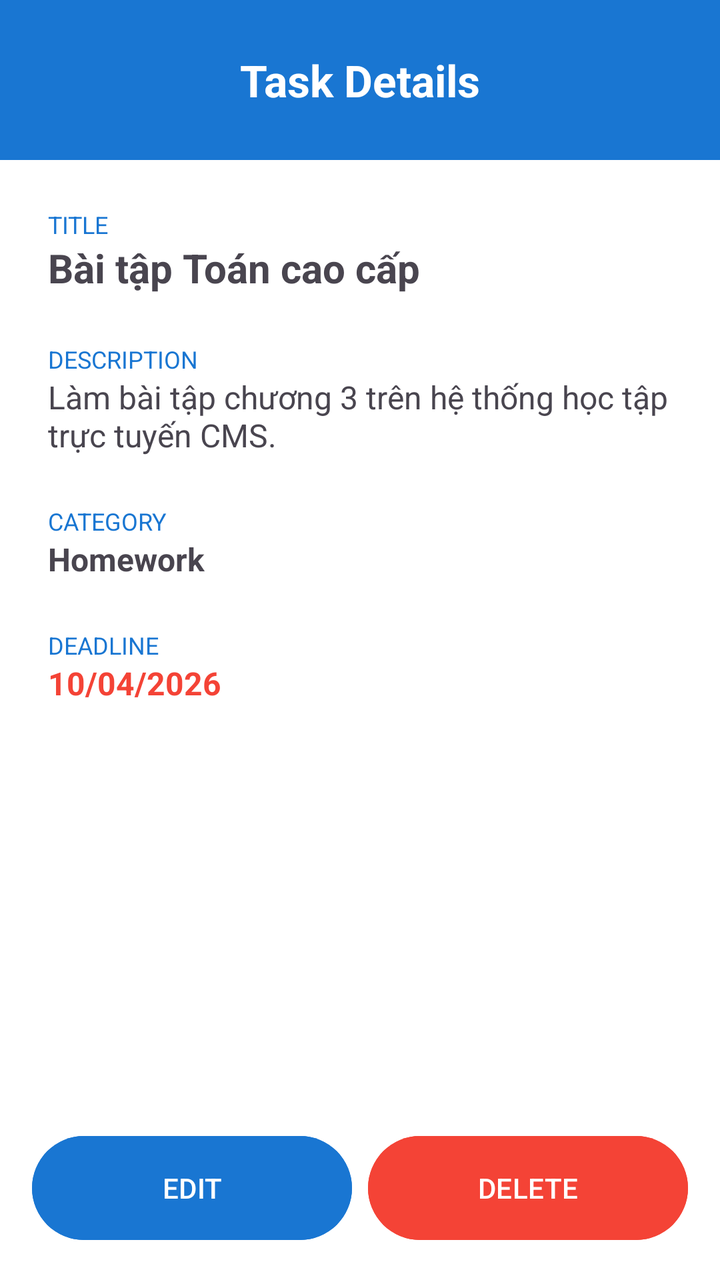
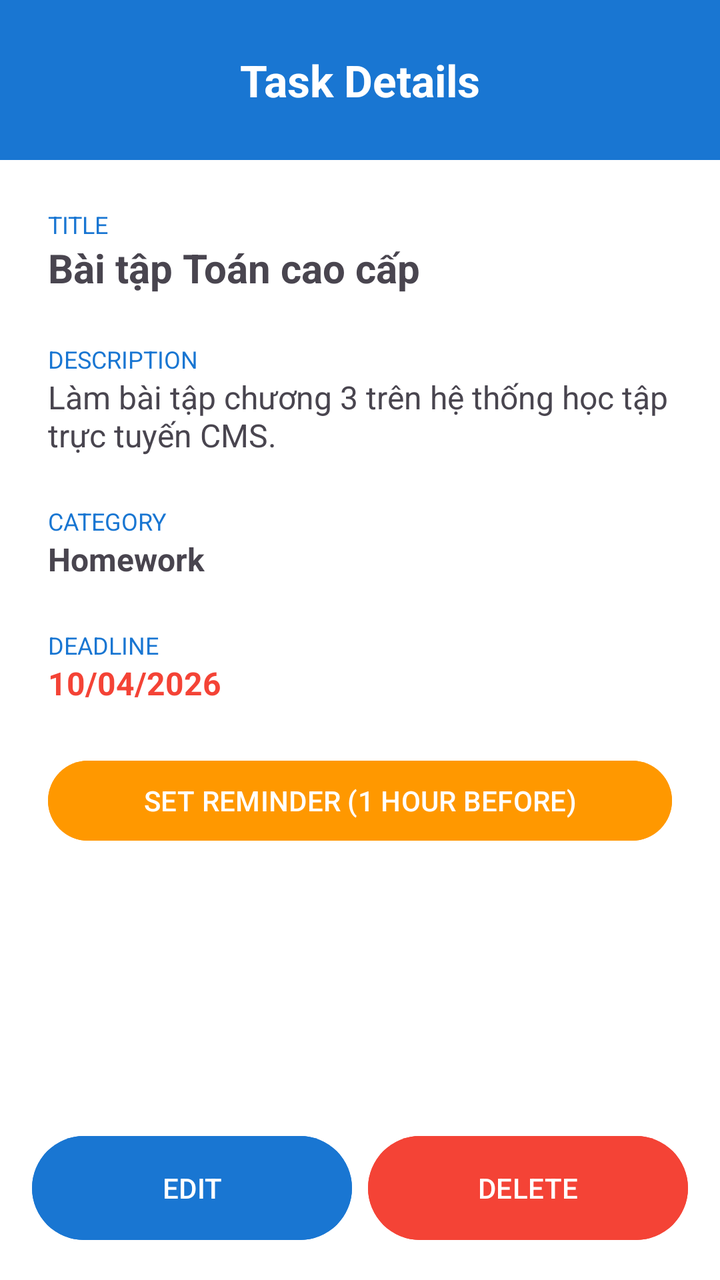

Two renders of the same Android screen: before a commit and after it. Below are the layout's source before the change and the commit's diff.
<!-- AndroidManifest.xml: application theme Theme.StudentInfoApp -->
<!-- res/layout/activity_task_detail.xml -->
<?xml version="1.0" encoding="utf-8"?>
<androidx.constraintlayout.widget.ConstraintLayout
    xmlns:android="http://schemas.android.com/apk/res/android"
    xmlns:app="http://schemas.android.com/apk/res-auto"
    android:layout_width="match_parent"
    android:layout_height="match_parent"
    android:background="#FFFFFF"
    android:fitsSystemWindows="true">

    <TextView
        android:id="@+id/tvDetailHeader"
        android:layout_width="match_parent"
        android:layout_height="80dp"
        android:background="#1976D2"
        android:gravity="center"
        android:text="Task Details"
        android:textColor="#FFFFFF"
        android:textSize="22sp"
        android:textStyle="bold"
        app:layout_constraintTop_toTopOf="parent" />

    <LinearLayout
        android:layout_width="match_parent"
        android:layout_height="wrap_content"
        android:orientation="vertical"
        android:padding="24dp"
        app:layout_constraintTop_toBottomOf="@id/tvDetailHeader">

        <TextView
            android:text="TITLE"
            android:textColor="#1976D2"
            android:textSize="12sp"
            android:layout_width="wrap_content"
            android:layout_height="wrap_content"/>

        <TextView android:id="@+id/tvDetailTitle"
            android:text="Bài tập Toán cao cấp"
            android:textSize="20sp"
            android:textStyle="bold"
            android:layout_marginBottom="24dp"
            android:layout_width="wrap_content"
            android:layout_height="wrap_content"/>

        <TextView
            android:text="DESCRIPTION"
            android:textColor="#1976D2"
            android:textSize="12sp"
            android:layout_width="wrap_content"
            android:layout_height="wrap_content"/>

        <TextView
            android:id="@+id/tvDetailDesc"
            android:text="Làm bài tập chương 3 trên hệ thống học tập trực tuyến CMS."
            android:textSize="16sp"
            android:layout_marginBottom="24dp"
            android:layout_width="wrap_content"
            android:layout_height="wrap_content"/>

        <TextView
            android:text="CATEGORY"
            android:textColor="#1976D2"
            android:textSize="12sp"
            android:layout_width="wrap_content"
            android:layout_height="wrap_content"/>

        <TextView
            android:id="@+id/tvDetailCategory"
            android:text="Homework"
            android:textSize="16sp"
            android:textStyle="bold"
            android:layout_marginBottom="24dp"
            android:layout_width="wrap_content"
            android:layout_height="wrap_content"/>

        <TextView
            android:text="DEADLINE"
            android:textColor="#1976D2"
            android:textSize="12sp"
            android:layout_width="wrap_content"
            android:layout_height="wrap_content"/>

        <TextView
            android:id="@+id/tvDetailDeadline"
            android:text="10/04/2026"
            android:textColor="#F44336"
            android:textSize="16sp"
            android:textStyle="bold"
            android:layout_width="wrap_content"
            android:layout_height="wrap_content"/>

    </LinearLayout>

    <LinearLayout
        android:layout_width="match_parent"
        android:layout_height="wrap_content"
        android:orientation="horizontal"
        android:padding="16dp"
        app:layout_constraintBottom_toBottomOf="parent">

        <Button
            android:id="@+id/btnEdit"
            android:layout_width="0dp"
            android:layout_height="60dp"
            android:layout_weight="1"
            android:text="EDIT"
            android:backgroundTint="#1976D2"
            android:layout_marginEnd="8dp" />

        <Button
            android:id="@+id/btnDelete"
            android:layout_width="0dp"
            android:layout_height="60dp"
            android:layout_weight="1"
            android:text="DELETE"
            android:backgroundTint="#F44336" />
    </LinearLayout>

</androidx.constraintlayout.widget.ConstraintLayout>
<!-- resources referenced by this layout -->
<resources>
  <style name="Theme.StudentInfoApp" parent="Base.Theme.StudentInfoApp" />
  <style name="Base.Theme.StudentInfoApp" parent="Theme.Material3.DayNight.NoActionBar">
          
          
      </style>
</resources>

<!-- the commit's change to res/layout/activity_task_detail.xml (unified diff, before → after) -->
@@ -88,6 +88,15 @@
             android:layout_width="wrap_content"
             android:layout_height="wrap_content"/>
 
+        <Button
+            android:id="@+id/btnSetReminder"
+            android:layout_width="match_parent"
+            android:layout_height="wrap_content"
+            android:layout_marginTop="24dp"
+            android:text="SET REMINDER (1 HOUR BEFORE)"
+            android:backgroundTint="#FF9800"
+            android:textColor="#FFFFFF" />
+
     </LinearLayout>
 
     <LinearLayout
